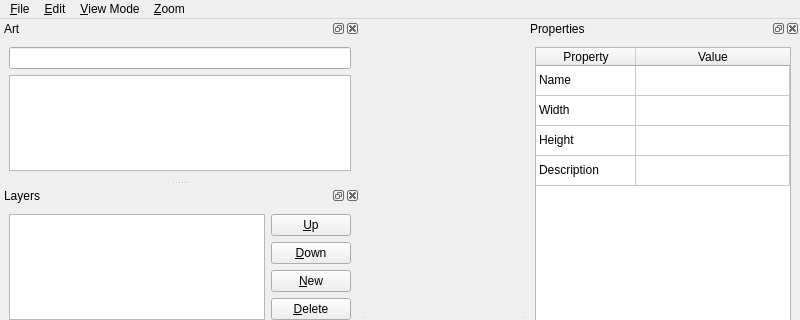
andrewrk/motrs, file tools/world-editor/ObjectEditor.ui: the form before one commit; both pictures show x 0 to 800 and y 0 to 320 of the 800 by 650 pixel window.
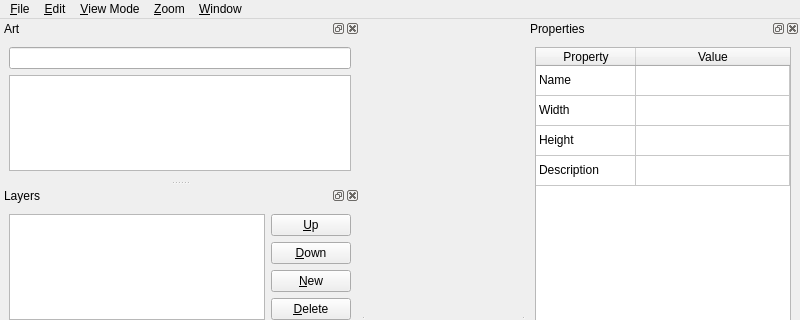
The form after the commit.

Commit message: Window menu works to show/hide docks

The edit to the form file:
```diff
--- a/tools/world-editor/ObjectEditor.ui
+++ b/tools/world-editor/ObjectEditor.ui
@@ -20,7 +20,7 @@
      <x>0</x>
      <y>0</y>
      <width>800</width>
-     <height>25</height>
+     <height>23</height>
     </rect>
    </property>
    <widget class="QMenu" name="menu_File">
@@ -55,10 +55,19 @@
     <addaction name="actionPaste"/>
     <addaction name="actionDelete"/>
    </widget>
+   <widget class="QMenu" name="menu_Window">
+    <property name="title">
+     <string>&amp;Window</string>
+    </property>
+    <addaction name="actionWindowArt"/>
+    <addaction name="actionWindowLayers"/>
+    <addaction name="actionWindowProperties"/>
+   </widget>
    <addaction name="menu_File"/>
    <addaction name="menu_Edit"/>
    <addaction name="menu_View"/>
    <addaction name="menu_Zoom"/>
+   <addaction name="menu_Window"/>
   </widget>
   <widget class="QStatusBar" name="statusbar"/>
   <widget class="QDockWidget" name="dockArt">
```
Left out of the diff: 33 changed lines with no effect on the pictures. The commit also changes 5 other files.
